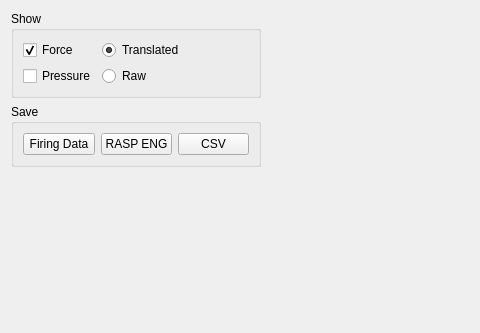
Before: the Qt Designer form ui/views/forms/ResultsWidget.ui in reilleya/RMTS-Software, drawn with Qt 5; both pictures show x 0 to 480 and y 0 to 333 of the 1123 by 800 pixel window.
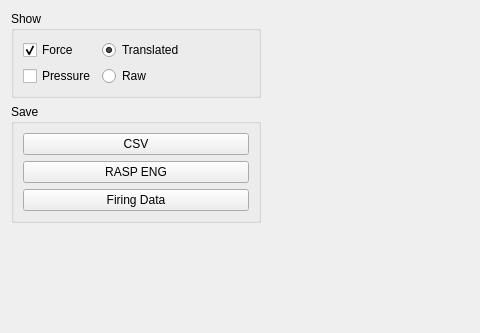
After: the same form once the commit is applied. Custom widgets are drawn as their Qt base class.

Patch:
```diff
--- a/ui/views/forms/ResultsWidget.ui
+++ b/ui/views/forms/ResultsWidget.ui
@@ -89,21 +89,7 @@
         <property name="title">
          <string>Save</string>
         </property>
-        <layout class="QHBoxLayout" name="horizontalLayout_2">
-         <item>
-          <widget class="QPushButton" name="pushButtonFIRE">
-           <property name="text">
-            <string>Firing Data</string>
-           </property>
-          </widget>
-         </item>
-         <item>
-          <widget class="QPushButton" name="pushButtonENG">
-           <property name="text">
-            <string>RASP ENG</string>
-           </property>
-          </widget>
-         </item>
+        <layout class="QVBoxLayout" name="verticalLayout_3">
          <item>
           <widget class="QPushButton" name="pushButtonCSV">
            <property name="text">
@@ -111,6 +97,20 @@
            </property>
           </widget>
          </item>
+         <item>
+          <widget class="QPushButton" name="pushButtonENG">
+           <property name="text">
+            <string>RASP ENG</string>
+           </property>
+          </widget>
+         </item>
+         <item>
+          <widget class="QPushButton" name="pushButtonFIRE">
+           <property name="text">
+            <string>Firing Data</string>
+           </property>
+          </widget>
+         </item>
         </layout>
        </widget>
       </item>
```
